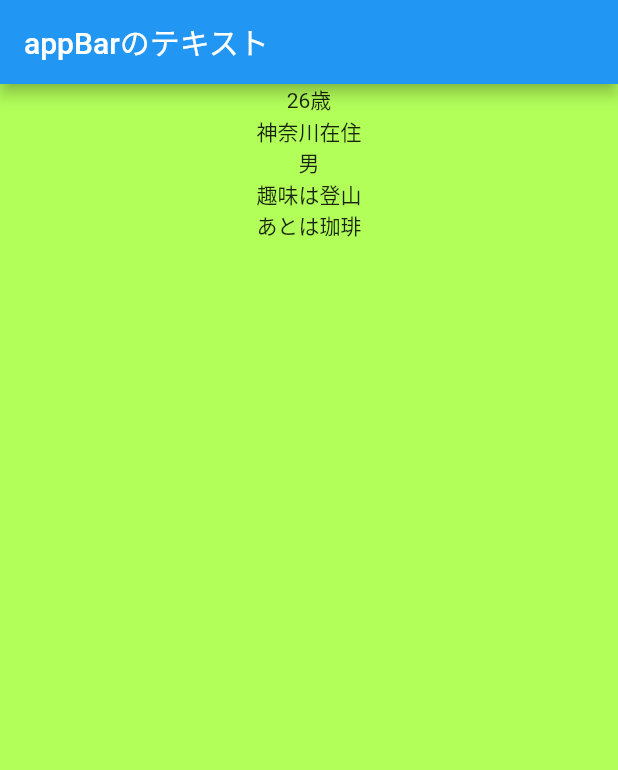
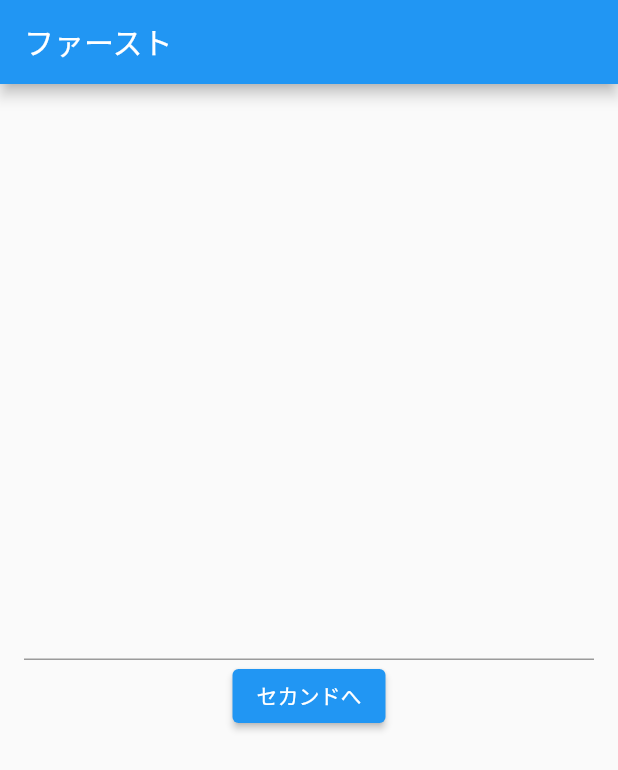
Before and after one commit to Forest-River-Tiger/devices, a Flutter app: the screen it shows after launch, on a phone screen of 412 x 824 dp. Shown: the top 770 px of the screen. Run offline on Flutter 3.47's test engine with Material 2 defaults, Android fonts, the phone set to English and light mode, and no system bars.

Commit message:
画面遷移の追加

```diff
--- /dev/null
+++ b/lib/First_page.dart
@@ -0,0 +1,49 @@
+
+
+import 'package:devices/Second_page.dart';
+import 'package:flutter/material.dart';
+
+class FirstPage extends StatelessWidget {
+  String nameText = '';
+
+  @override
+  Widget build(BuildContext context) {
+    // Scaffoldは大元の画面
+    return Scaffold(
+      // AppBarはnavigationbar
+      appBar: AppBar(
+        title: const Text('ファースト'),
+      ),
+      // Containerは箱(指定しなければ何もなし)
+      body: Center(
+        child: Padding(
+          padding: const EdgeInsets.all(16),
+          child: Column(
+            mainAxisAlignment: MainAxisAlignment.center,
+            children: [
+              TextField(
+                onChanged: (text) {
+                  nameText = text;
+                },
+              ),
+              ElevatedButton(
+                onPressed: (){
+                  //ボタン押した時のコード
+                  Navigator.push(
+                    context,
+                    MaterialPageRoute(
+                      builder: (context) => SecondPage(nameText),
+                      // 下から上に画面が出てくる
+                      fullscreenDialog: true,
+                      ),
+                  );
+                },
+                child: const Text('セカンドへ'),
+                ),
+            ],
+          ),
+        )
+      ),
+    );
+  }
+}
--- a/lib/main.dart
+++ b/lib/main.dart
@@ -1,5 +1,8 @@
 import 'package:flutter/material.dart';
 
+import 'First_page.dart';
+
+// アプリを開いた時に最初に呼ばれる箇所
 void main() {
   runApp(const MyApp());
 }
@@ -15,52 +18,7 @@ class MyApp extends StatelessWidget {
 
         primarySwatch: Colors.blue,
       ),
-      home: const MyHomePage(title: 'Flutter Demo Home Page'),
+      home: FirstPage(),
     );
   }
 }
-
-class MyHomePage extends StatefulWidget {
-  const MyHomePage({super.key, required this.title});
-  final String title;
-
-  @override
-  State<MyHomePage> createState() => _MyHomePageState();
-}
-
-class _MyHomePageState extends State<MyHomePage> {
-  int _counter = 0;
-
-  void _incrementCounter() {
-    setState(() {
-      _counter++;
-    });
-  }
-
-  @override
-  Widget build(BuildContext context) {
-    // Scaffoldは大元の画面
-    return Scaffold(
-      // AppBarはnavigationbar
-      appBar: AppBar(
-        title: Text('appBarのテキスト'),
-      ),
-      // Containerは箱(指定しなければ何もなし)
-      body: Container(
-        color: Colors.lightGreenAccent,
-        // 全体に広がる
-        width: double.infinity,
-        height: double.infinity,
-        child: Column(
-          children: [
-            Text('26歳'),
-            Text('神奈川在住'),
-            Text('男'),
-            Text('趣味は登山'),
-            Text('あとは珈琲'),
-          ],
-        ),
-      ),
-    );
-  }
-}
```
Also changed, not shown: lib/Second_page.dart (added, +35 -0 lines).
